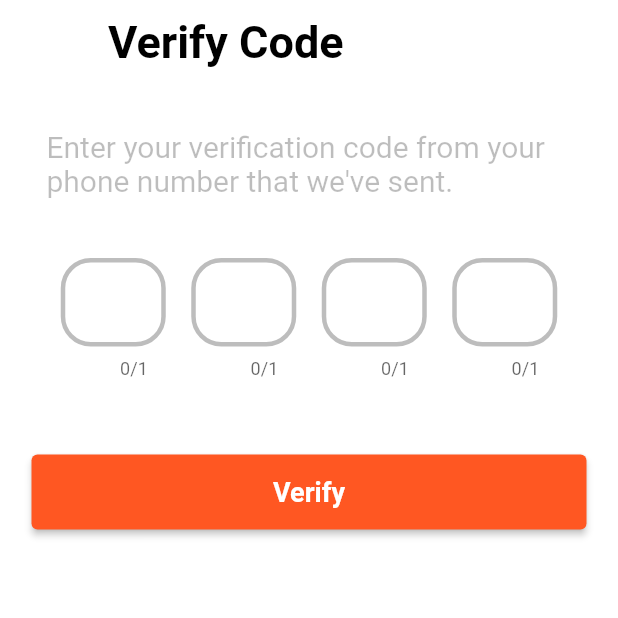
After one commit to samamohamedd02/untitled3, a Flutter app: the Verify screen opened directly, on a phone screen of 412 x 824 dp, the top half of it. The commit adds this screen. Run offline on Flutter 3.47's test engine with Material 2 defaults, Android fonts, the phone set to English and light mode, and no system bars.

Commit message:
add verifying code page

```diff
--- a/lib/log in/signup.dart
+++ b/lib/log in/signup.dart
@@ -178,7 +178,6 @@ class _SignupState extends State<Signup> {
       ),
     );
   }
-
   Container m1Container(BuildContext context, String type) {
     return Container(
       margin: const EdgeInsets.fromLTRB(20, 0, 250, 0),
--- /dev/null
+++ b/lib/log in/verifycode.dart
@@ -0,0 +1,94 @@
+import 'package:flutter/material.dart';
+
+class Verify extends StatefulWidget {
+  const Verify({Key? key}) : super(key: key);
+
+  @override
+  State<Verify> createState() => _VerifyState();
+}
+
+class _VerifyState extends State<Verify> {
+  @override
+  Widget build(BuildContext context) {
+    return Scaffold(
+      appBar: AppBar(
+        title: const Text("Verify Code",
+            style: TextStyle(
+                fontSize: 30,
+                fontWeight: FontWeight.bold,
+                color: Colors.black)),
+        backgroundColor: Colors.white,
+        elevation: 0,
+      ),
+      body: SafeArea(
+        child: Column(
+          children: [
+            const SizedBox(
+              height: 30,
+            ),
+            Container(
+              width: 350,
+              child: Text(
+                "Enter your verification code from your phone number that we've sent.",
+                style: Theme.of(context).textTheme.headline2,
+              ),
+            ),
+            const SizedBox(
+              height: 40,
+            ),
+            Row(
+              mainAxisAlignment: MainAxisAlignment.center,
+              children: [
+                m1Container(context),
+                const SizedBox(
+                  width: 17,
+                ),
+                m1Container(context),
+                const SizedBox(
+                  width: 17,
+                ),
+                m1Container(context),
+                const SizedBox(
+                  width: 17,
+                ),
+                m1Container(context)
+              ],
+            ),
+            const SizedBox(
+              height: 50,
+            ),
+            Container(
+              width: 370,
+              height: 50,
+              child: ElevatedButton(
+                  onPressed: () {},
+                  child: Text(
+                    "Verify",
+                    style: Theme.of(context).textTheme.headline1,
+                  ),
+                  style: ButtonStyle(
+                    backgroundColor:
+                        MaterialStateProperty.all(Colors.deepOrange),
+                  )),
+            )
+          ],
+        ),
+      ),
+    );
+  }
+
+  Container m1Container(BuildContext context) {
+    return Container(
+      width: 70,
+      child: TextField(
+        maxLength: 1,
+        decoration: InputDecoration(
+          enabledBorder: OutlineInputBorder(
+              borderSide: const BorderSide(width: 3, color: Colors.black26),
+              borderRadius: BorderRadius.circular(20.0)),
+        ),
+        keyboardType: TextInputType.phone,
+      ),
+    );
+  }
+}
```
